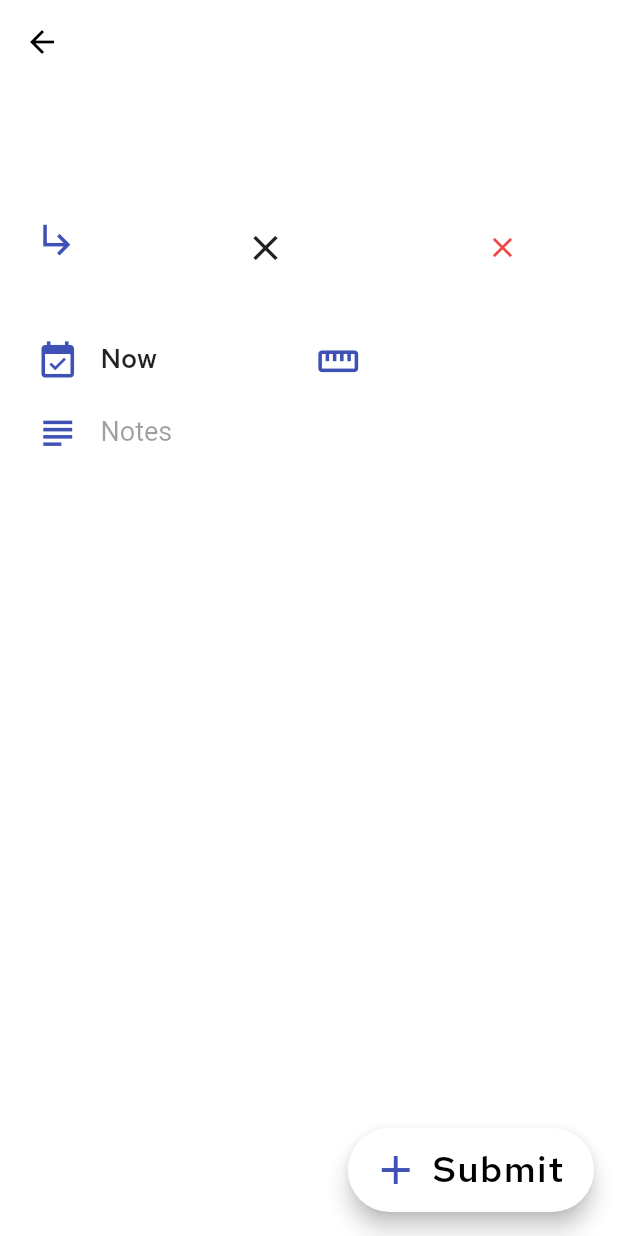
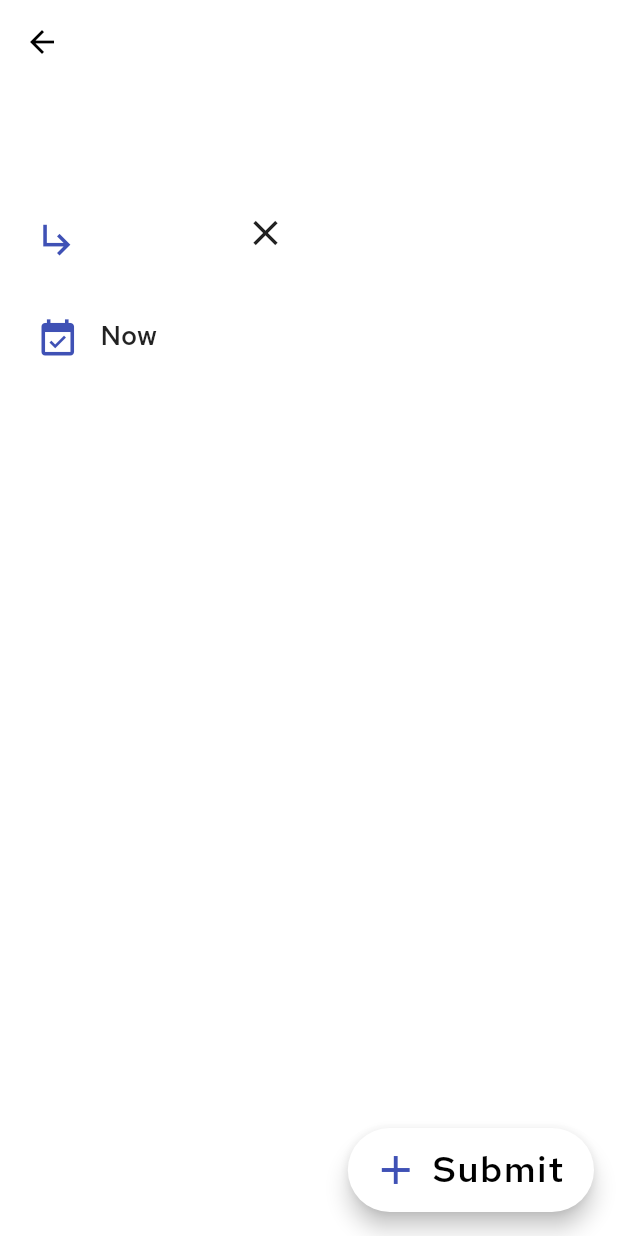
Before and after one commit to M4TTRX/spotme, a Flutter app: the ExerciseView screen opened directly, on a phone screen of 412 x 824 dp. Run offline on Flutter 3.47's test engine with Material 2 defaults, Android fonts, the phone set to English and light mode, and no system bars; our stand-ins replace cloud_firestore, firebase_auth, flutter_spinkit, shared_preferences; accounts and stored records are empty.

Commit message:
Added viewable exercise

```diff
--- /dev/null
+++ b/lib/helpers/extensions.dart
@@ -0,0 +1,4 @@
+extension CapExtension on String {
+  String get inCaps => '${this[0].toUpperCase()}${this.substring(1)}';
+  String get allInCaps => this.toUpperCase();
+}
--- a/lib/model/exercise_model.dart
+++ b/lib/model/exercise_model.dart
@@ -28,9 +28,7 @@ class Exercise {
       return "0";
     }
     if (sets.length == 1) {
-      return sets[0].amount.toInt().toString() + this.unit == ""
-          ? ""
-          : " " + this.unit;
+      return sets.length.toString() + " set";
     }
     return sets.length.toString() + " sets";
   }
--- a/lib/views/exercise/exercise_view.dart
+++ b/lib/views/exercise/exercise_view.dart
@@ -8,6 +8,7 @@ import 'package:home_workouts/views/shared/padding.dart';
 import 'package:home_workouts/views/shared/scroll_behavior.dart';
 import 'package:home_workouts/views/shared/text/headings.dart';
 import 'package:uuid/uuid.dart';
+import "string_extension.dart";
 
 class ExerciseView extends StatefulWidget {
   final Exercise exercise;
@@ -81,7 +82,8 @@ class _ExerciseViewState extends State<ExerciseView> {
             child: Column(
               crossAxisAlignment: CrossAxisAlignment.start,
               children: <Widget>[
-                Text( exercise.type.toUpperCase() ?? "",
+                Text(
+                  exercise.type.toUpperCase() ?? "",
                   style: TextStyle(
                     fontSize: 28,
                     fontFamily: "Red Hat Text",
@@ -134,6 +136,27 @@ class _ExerciseViewState extends State<ExerciseView> {
                             },
                           )),
                     ),
+                    _displayUnit(exercise),
+                  ],
+                ),
+                SizedBox(
+                  height: 8,
+                ),
+                _displayNotes(exercise),
+              ],
+            ),
+          )
+        ],
+      ),
+    );
+  }
+
+  Widget _displayUnit(Exercise exercise) {
+    return (exercise.unit?.isEmpty ?? true)
+        ? Container()
+        : Row(
+            mainAxisSize: MainAxisSize.min,
+            children: <Widget>[
               Padding(
                 padding: const EdgeInsets.only(right: 14, top: 4),
                 child: Icon(
@@ -143,18 +166,21 @@ class _ExerciseViewState extends State<ExerciseView> {
                 ),
               ),
               Flexible(
-                      child: Text( exercise.unit ?? "",
+                child: Text(
+                  exercise.unit.toUpperCase() ?? "",
                   style: TextStyle(
                     fontSize: 18,
                   ),
                 ),
               ),
             ],
-                ),
-                SizedBox(
-                  height: 8,
-                ),
-                Row(
+          );
+  }
+
+  Widget _displayNotes(Exercise exercise) {
+    return (exercise.notes?.isEmpty ?? true)
+        ? Container()
+        : Row(
             crossAxisAlignment: CrossAxisAlignment.start,
             mainAxisSize: MainAxisSize.min,
             children: <Widget>[
@@ -171,7 +197,7 @@ class _ExerciseViewState extends State<ExerciseView> {
                   enabled: false,
                   keyboardType: TextInputType.multiline,
                   maxLines: 10,
-                        initialValue: exercise.unit ?? "",
+                  initialValue: exercise.notes ?? "",
                   validator: (val) => val.isEmpty ? "Invalid name" : null,
                   style: TextStyle(
                     fontSize: 18,
@@ -187,12 +213,6 @@ class _ExerciseViewState extends State<ExerciseView> {
                 ),
               ),
             ],
-                ),
-              ],
-            ),
-          )
-        ],
-      ),
           );
   }
 
--- a/lib/views/exercise/sets_list_view.dart
+++ b/lib/views/exercise/sets_list_view.dart
@@ -19,7 +19,6 @@ class _SetsViewState extends State<SetsView> {
   Widget build(
     BuildContext context,
   ) {
-    var heights = List.generate(sets.length, (index) => _rowHeight);
     List<Widget> columnChildren = List.generate(
         sets.length,
         (i) => Row(
@@ -49,19 +48,6 @@ class _SetsViewState extends State<SetsView> {
                     style: TextStyle(fontSize: 18),
                   ),
                 ),
-                IconButton(
-                  icon: Icon(Icons.clear),
-                  color: Color(0xFFEF4646),
-                  iconSize: 22,
-                  onPressed: () async* {
-                    setState(() {
-                      heights[i] = 0;
-                    });
-                    await Future.delayed(const Duration(seconds: 1), () {});
-                    sets.removeAt(i);
-                    setState(() {});
-                  },
-                )
               ],
             ));
     return Column(
--- a/pubspec.yaml
+++ b/pubspec.yaml
@@ -14,7 +14,7 @@ description: A new Flutter project.
 version: 1.0.0+1
 
 environment:
-  sdk: ">=2.1.0 <3.0.0"
+  sdk: ">=2.2.0 <3.0.0"
 
 dependencies:
   flutter:
@@ -22,7 +22,7 @@ dependencies:
   path_provider: ^1.6.0
   # firebase packages
   firebase_auth: ^0.15.5+3
-  cloud_firestore: ^0.13.4+2
+  cloud_firestore: ^0.13.6
   # provides user updates to the app at all times
   provider: ^4.0.4
   # provides fancy percentage indicators
```
Also changed, not shown: lib/views/activity/activity_view.dart (+17 -18 lines), lib/views/add_progress/add_exercise_view.dart (+10 -6 lines), pubspec.lock. Lines whose indentation alone changed are shown as unchanged.
